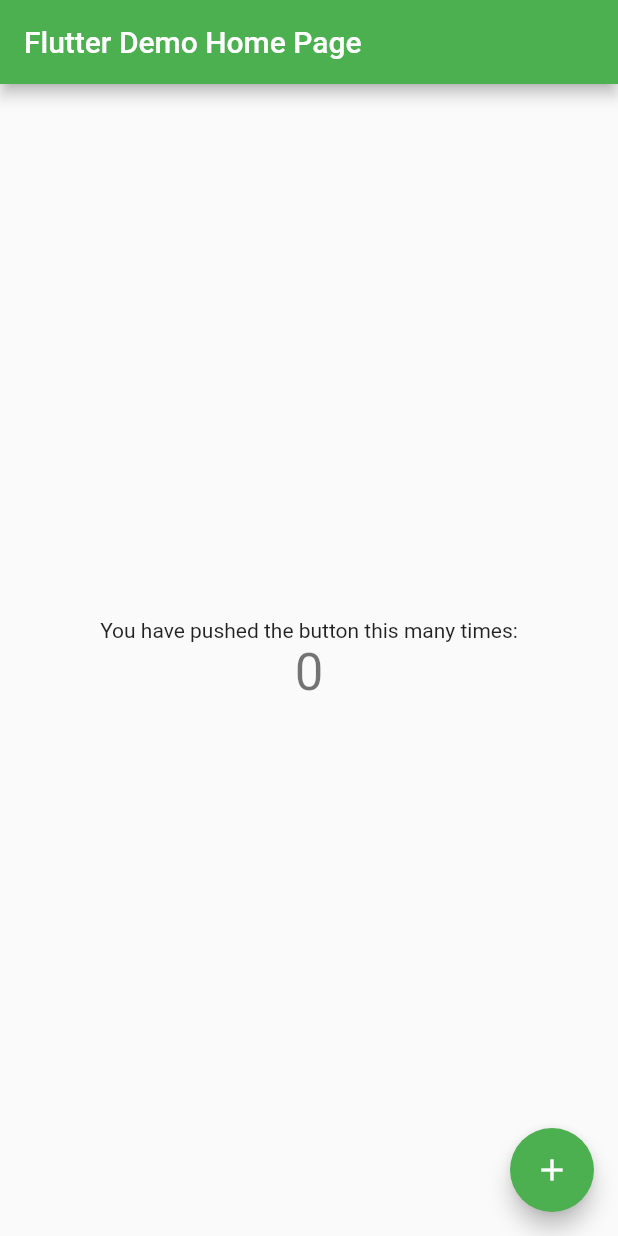
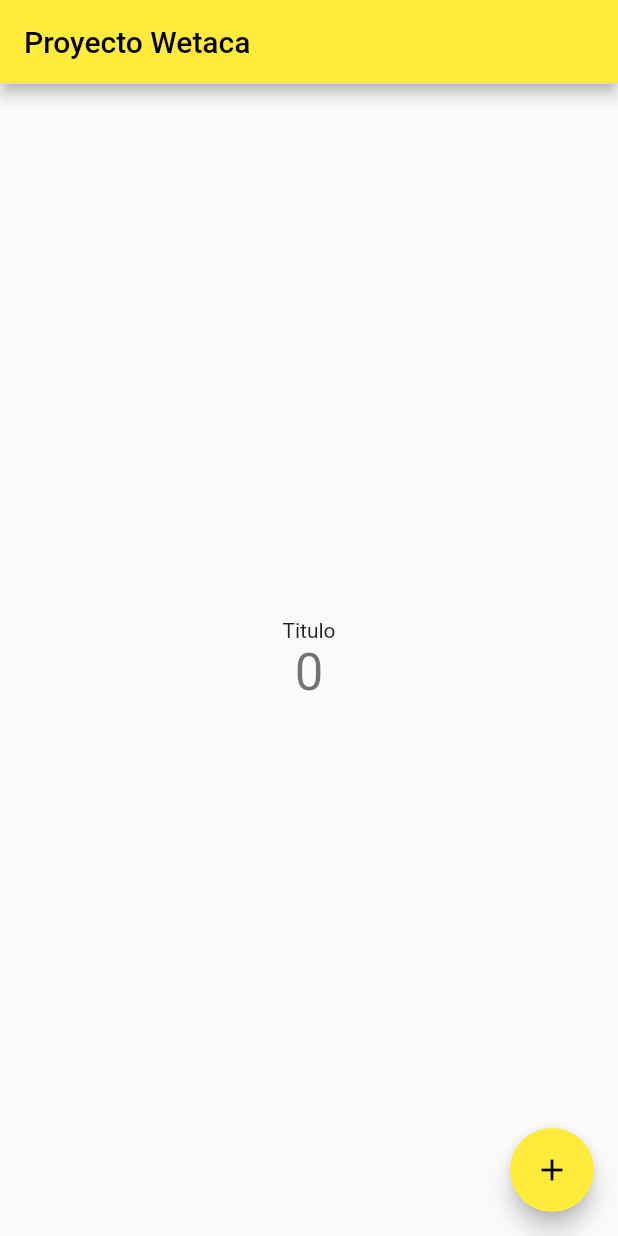
Before and after one commit to jmluna1609/proyecto_wetaca, a Flutter app: the screen it shows after launch, on a phone screen of 412 x 824 dp. Run offline on Flutter 3.47's test engine with Material 2 defaults, Android fonts, the phone set to English and light mode, and no system bars; our stand-ins replace bloc.

Commit message:
login 0.0.1

```diff
--- a/wetaca/lib/main.dart
+++ b/wetaca/lib/main.dart
@@ -11,7 +11,7 @@
   @override
   Widget build(BuildContext context) {
     return MaterialApp(
-      title: 'Flutter Demo',
+      title: 'Proyecto Wetaca',
       theme: ThemeData(
         // This is the theme of your application.
         //
@@ -22,9 +22,9 @@
         // or simply save your changes to "hot reload" in a Flutter IDE).
         // Notice that the counter didn't reset back to zero; the application
         // is not restarted.
-        primarySwatch: Colors.green,
+        primarySwatch: Colors.yellow,
       ),
-      home: const MyHomePage(title: 'Flutter Demo Home Page'),
+      home: const MyHomePage(title: 'Proyecto Wetaca'),
     );
   }
 }
@@ -70,24 +70,11 @@
         // Center is a layout widget. It takes a single child and positions it
         // in the middle of the parent.
         child: Column(
-          // Column is also a layout widget. It takes a list of children and
-          // arranges them vertically. By default, it sizes itself to fit its
-          // children horizontally, and tries to be as tall as its parent.
-          //
-          // Invoke "debug painting" (press "p" in the console, choose the
-          // "Toggle Debug Paint" action from the Flutter Inspector in Android
-          // Studio, or the "Toggle Debug Paint" command in Visual Studio Code)
-          // to see the wireframe for each widget.
-          //
-          // Column has various properties to control how it sizes itself and
-          // how it positions its children. Here we use mainAxisAlignment to
-          // center the children vertically; the main axis here is the vertical
-          // axis because Columns are vertical (the cross axis would be
-          // horizontal).
+          //Columna principal de la pantalla principal del proyecto Wetaca
           mainAxisAlignment: MainAxisAlignment.center,
           children: <Widget>[
             const Text(
-              'You have pushed the button this many times:',
+              'Titulo',
             ),
             Text(
               '$_counter',
```
